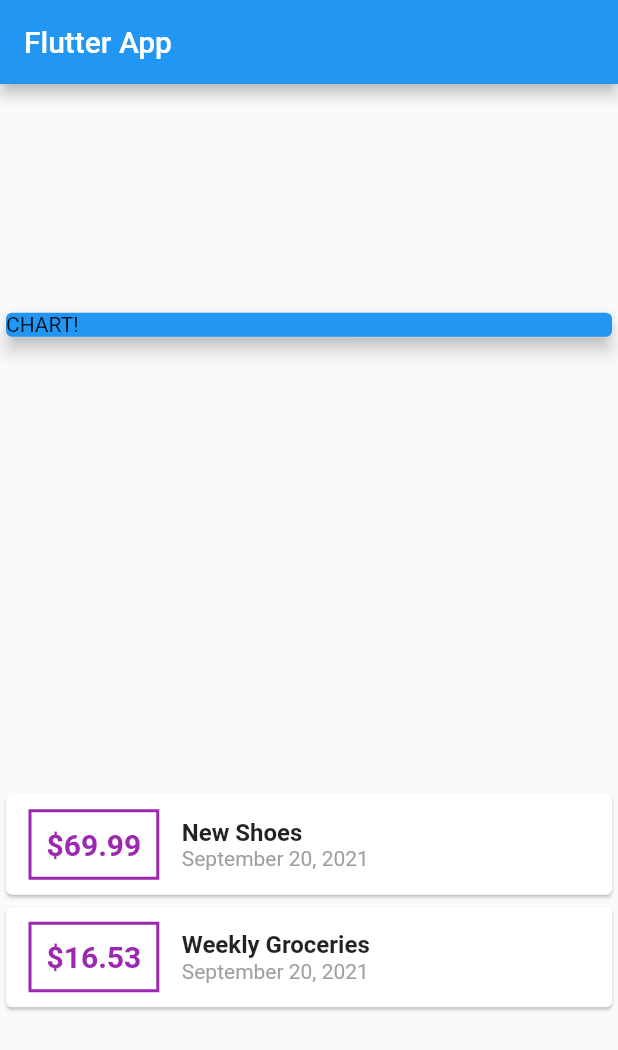
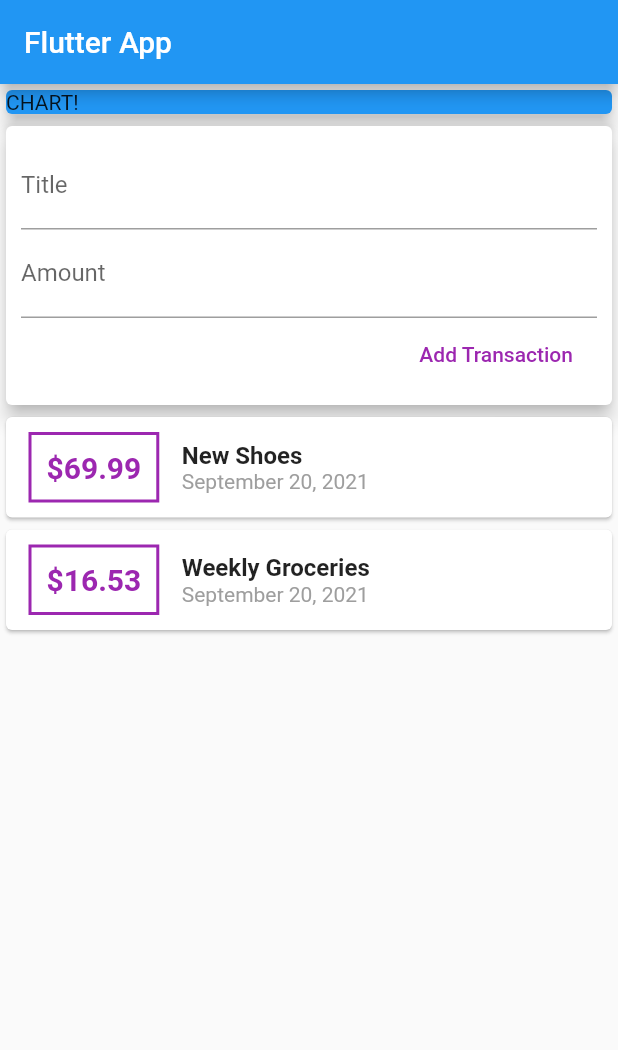
Before and after one commit to link01153113/flutter_complete_guide, a Flutter app: the screen it shows after launch, on a phone screen of 412 x 824 dp. Shown: the top 1050 px of the screen. Run offline on Flutter 3.47's test engine with Material 2 defaults, Android fonts, the phone set to English and light mode, and no system bars.

Commit message:
Take user input

```diff
--- a/lib/main.dart
+++ b/lib/main.dart
@@ -1,6 +1,6 @@
 import 'package:flutter/material.dart';
-import 'package:intl/intl.dart';
-import './transaction.dart';
+
+import './widgets/user_transactions.dart';
 
 void main() => runApp(MyApp());
 
@@ -15,20 +15,10 @@ class MyApp extends StatelessWidget {
 }
 
 class MyHomePage extends StatelessWidget {
-  final List<Transaction> transactions = [
-    Transaction(
-      id: 't1',
-      title: 'New Shoes',
-      amount: 69.99,
-      date: DateTime.now(),
-    ),
-    Transaction(
-      id: 't2',
-      title: 'Weekly Groceries',
-      amount: 16.53,
-      date: DateTime.now(),
-    )
-  ];
+  // String titleInput;
+  // String amountInput;
+  final titleController = TextEditingController();
+  final amountController = TextEditingController();
 
   @override
   Widget build(BuildContext context) {
@@ -37,7 +27,7 @@ class MyHomePage extends StatelessWidget {
         title: Text('Flutter App'),
       ),
       body: Column(
-        mainAxisAlignment: MainAxisAlignment.spaceAround,
+        // mainAxisAlignment: MainAxisAlignment.start,
         crossAxisAlignment: CrossAxisAlignment.stretch,
         children: <Widget>[
           Container(
@@ -48,55 +38,7 @@ class MyHomePage extends StatelessWidget {
               elevation: 5,
             ),
           ),
-          Column(
-            children: transactions.map((tx) {
-              return Card(
-                child: Row(
-                  children: <Widget>[
-                    Container(
-                      margin: EdgeInsets.symmetric(
-                        vertical: 10,
-                        horizontal: 15,
-                      ),
-                      decoration: BoxDecoration(
-                        border: Border.all(
-                          color: Colors.purple,
-                          width: 2,
-                        ),
-                      ),
-                      padding: EdgeInsets.all(10),
-                      child: Text(
-                        '\$${tx.amount}',
-                        style: TextStyle(
-                          fontWeight: FontWeight.bold,
-                          fontSize: 20,
-                          color: Colors.purple,
-                        ),
-                      ),
-                    ),
-                    Column(
-                      crossAxisAlignment: CrossAxisAlignment.start,
-                      children: <Widget>[
-                        Text(
-                          tx.title,
-                          style: TextStyle(
-                            fontWeight: FontWeight.bold,
-                            fontSize: 16,
-                          ),
-                        ),
-                        Text(
-                          DateFormat.yMMMMd().format(tx.date),
-                          style: TextStyle(
-                            color: Colors.grey,
-                          ),
-                        ),
-                      ],
-                    )
-                  ],
-                ),
-              );
-            }).toList(),
-          )
+          UserTransactions()
         ],
       ),
     );
--- /dev/null
+++ b/lib/widgets/new_transaction.dart
@@ -0,0 +1,46 @@
+import 'package:flutter/material.dart';
+
+class NewTransaction extends StatelessWidget {
+  final Function addTx;
+  final titleController = TextEditingController();
+  final amountController = TextEditingController();
+
+  NewTransaction(this.addTx);
+
+  @override
+  Widget build(BuildContext context) {
+    return Card(
+      elevation: 5,
+      child: Container(
+        padding: EdgeInsets.all(10),
+        child: Column(
+          crossAxisAlignment: CrossAxisAlignment.end,
+          children: <Widget>[
+            TextField(
+              decoration: InputDecoration(labelText: 'Title'),
+              controller: titleController,
+              // onChanged: (val) {
+              //   titleInput = val;
+              // },
+            ),
+            TextField(
+              decoration: InputDecoration(labelText: 'Amount'),
+              controller: amountController,
+              // onChanged: (val) => amountInput = val,
+            ),
+            FlatButton(
+              child: Text('Add Transaction'),
+              textColor: Colors.purple,
+              onPressed: () {
+                addTx(
+                  titleController.text,
+                  double.parse(amountController.text),
+                );
+              },
+            ),
+          ],
+        ),
+      ),
+    );
+  }
+}
--- /dev/null
+++ b/lib/widgets/transaction_list.dart
@@ -0,0 +1,62 @@
+import 'package:flutter/material.dart';
+import 'package:intl/intl.dart';
+import '../models/transaction.dart';
+
+class TransactionList extends StatelessWidget {
+  final List<Transaction> transactions;
+
+  TransactionList(this.transactions);
+
+  @override
+  Widget build(BuildContext context) {
+    return Column(
+      children: transactions.map((tx) {
+        return Card(
+          child: Row(
+            children: <Widget>[
+              Container(
+                margin: EdgeInsets.symmetric(
+                  vertical: 10,
+                  horizontal: 15,
+                ),
+                decoration: BoxDecoration(
+                  border: Border.all(
+                    color: Colors.purple,
+                    width: 2,
+                  ),
+                ),
+                padding: EdgeInsets.all(10),
+                child: Text(
+                  '\$${tx.amount}',
+                  style: TextStyle(
+                    fontWeight: FontWeight.bold,
+                    fontSize: 20,
+                    color: Colors.purple,
+                  ),
+                ),
+              ),
+              Column(
+                crossAxisAlignment: CrossAxisAlignment.start,
+                children: <Widget>[
+                  Text(
+                    tx.title,
+                    style: TextStyle(
+                      fontWeight: FontWeight.bold,
+                      fontSize: 16,
+                    ),
+                  ),
+                  Text(
+                    DateFormat.yMMMMd().format(tx.date),
+                    style: TextStyle(
+                      color: Colors.grey,
+                    ),
+                  ),
+                ],
+              )
+            ],
+          ),
+        );
+      }).toList(),
+    );
+  }
+}
--- /dev/null
+++ b/lib/widgets/user_transactions.dart
@@ -0,0 +1,50 @@
+import 'package:flutter/material.dart';
+
+import './new_transaction.dart';
+import './transaction_list.dart';
+import '../models/transaction.dart';
+
+class UserTransactions extends StatefulWidget {
+  @override
+  _UserTransactionsState createState() => _UserTransactionsState();
+}
+
+class _UserTransactionsState extends State<UserTransactions> {
+  final List<Transaction> _userTransactions = [
+    Transaction(
+      id: 't1',
+      title: 'New Shoes',
+      amount: 69.99,
+      date: DateTime.now(),
+    ),
+    Transaction(
+      id: 't2',
+      title: 'Weekly Groceries',
+      amount: 16.53,
+      date: DateTime.now(),
+    ),
+  ];
+
+  void _addNewTranscation(String txTitle, double txAmount) {
+    final newTx = Transaction(
+      title: txTitle,
+      amount: txAmount,
+      date: DateTime.now(),
+      id: DateTime.now().toString(),
+    );
+
+    setState(() {
+      _userTransactions.add(newTx);
+    });
+  }
+
+  @override
+  Widget build(BuildContext context) {
+    return Column(
+      children: <Widget>[
+        NewTransaction(_addNewTranscation),
+        TransactionList(_userTransactions),
+      ],
+    );
+  }
+}
```
Also changed, not shown: lib/models/transaction.dart (renamed from lib/transaction.dart).
